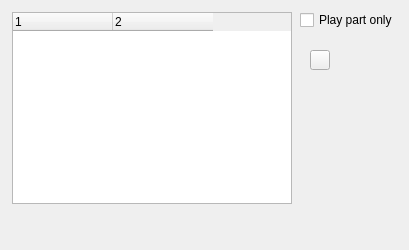
Obliquely/MuseScore, file mscore/mixer.ui: the form before one commit.
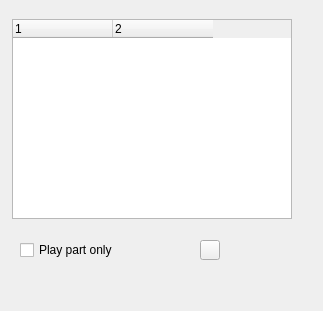
The form after the commit. Icons and pictures are not drawn.

```diff
--- a/mscore/mixer.ui
+++ b/mscore/mixer.ui
@@ -9,10 +9,16 @@
    <rect>
     <x>0</x>
     <y>0</y>
-    <width>409</width>
-    <height>250</height>
+    <width>323</width>
+    <height>311</height>
    </rect>
   </property>
+  <property name="sizePolicy">
+   <sizepolicy hsizetype="Minimum" vsizetype="Minimum">
+    <horstretch>0</horstretch>
+    <verstretch>0</verstretch>
+   </sizepolicy>
+  </property>
   <property name="focusPolicy">
    <enum>Qt::ClickFocus</enum>
   </property>
@@ -29,8 +35,8 @@
    <widget class="QCheckBox" name="partOnlyCheckBox">
     <property name="geometry">
      <rect>
-      <x>300</x>
-      <y>10</y>
+      <x>20</x>
+      <y>240</y>
       <width>108</width>
       <height>20</height>
      </rect>
@@ -42,8 +48,8 @@
    <widget class="QPushButton" name="showDetailsButton">
     <property name="geometry">
      <rect>
-      <x>310</x>
-      <y>50</y>
+      <x>200</x>
+      <y>240</y>
       <width>20</width>
       <height>20</height>
      </rect>
@@ -84,13 +90,13 @@
     <property name="geometry">
      <rect>
       <x>12</x>
-      <y>12</y>
+      <y>19</y>
       <width>280</width>
-      <height>192</height>
+      <height>200</height>
      </rect>
     </property>
     <property name="sizePolicy">
-     <sizepolicy hsizetype="MinimumExpanding" vsizetype="Expanding">
+     <sizepolicy hsizetype="Preferred" vsizetype="Preferred">
       <horstretch>0</horstretch>
       <verstretch>0</verstretch>
      </sizepolicy>
@@ -98,7 +104,7 @@
     <property name="minimumSize">
      <size>
       <width>280</width>
-      <height>0</height>
+      <height>200</height>
      </size>
     </property>
     <property name="maximumSize">
```
